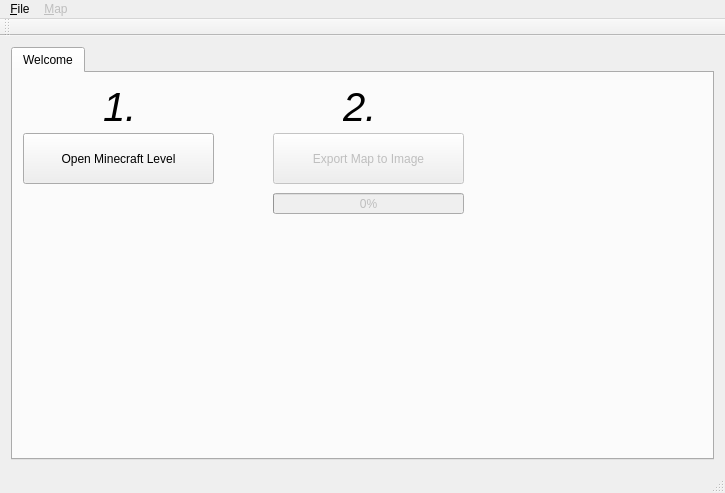
Before: the Qt Designer form mainwindow.ui in cschomburg/Manx, drawn with Qt 5.
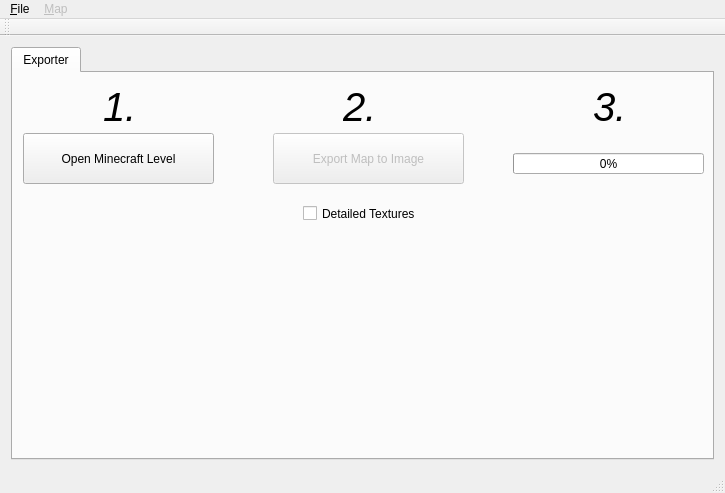
After: the same form once the commit is applied.

Commit message: InfDev chunk support and checkbox for details

The edit to the form file:
```diff
--- a/mainwindow.ui
+++ b/mainwindow.ui
@@ -22,7 +22,7 @@
       </property>
       <widget class="QWidget" name="tab">
        <attribute name="title">
-        <string>Welcome</string>
+        <string>Exporter</string>
        </attribute>
        <widget class="QLabel" name="label">
         <property name="geometry">
@@ -121,12 +121,12 @@
        </widget>
        <widget class="QProgressBar" name="progressExport">
         <property name="enabled">
-         <bool>false</bool>
+         <bool>true</bool>
         </property>
         <property name="geometry">
          <rect>
-          <x>260</x>
-          <y>120</y>
+          <x>500</x>
+          <y>80</y>
           <width>191</width>
           <height>21</height>
          </rect>
@@ -138,6 +138,49 @@
          <number>0</number>
         </property>
        </widget>
+       <widget class="QCheckBox" name="checkDetails">
+        <property name="geometry">
+         <rect>
+          <x>290</x>
+          <y>130</y>
+          <width>131</width>
+          <height>21</height>
+         </rect>
+        </property>
+        <property name="toolTip">
+         <string>&lt;!DOCTYPE HTML PUBLIC &quot;-//W3C//DTD HTML 4.0//EN&quot; &quot;http://www.w3.org/TR/REC-html40/strict.dtd&quot;&gt;
+&lt;html&gt;&lt;head&gt;&lt;meta name=&quot;qrichtext&quot; content=&quot;1&quot; /&gt;&lt;style type=&quot;text/css&quot;&gt;
+p, li { white-space: pre-wrap; }
+&lt;/style&gt;&lt;/head&gt;&lt;body style=&quot; font-family:'DejaVu Sans'; font-size:9pt; font-weight:400; font-style:normal;&quot;&gt;
+&lt;p style=&quot; margin-top:0px; margin-bottom:0px; margin-left:0px; margin-right:0px; -qt-block-indent:0; text-indent:0px;&quot;&gt;With this option, the map will be rendered with &lt;span style=&quot; font-weight:600;&quot;&gt;textures&lt;/span&gt; instead of pixels.&lt;/p&gt;
+&lt;p style=&quot;-qt-paragraph-type:empty; margin-top:0px; margin-bottom:0px; margin-left:0px; margin-right:0px; -qt-block-indent:0; text-indent:0px;&quot;&gt;&lt;/p&gt;
+&lt;p style=&quot; margin-top:0px; margin-bottom:0px; margin-left:0px; margin-right:0px; -qt-block-indent:0; text-indent:0px;&quot;&gt;The map will be &lt;span style=&quot; font-weight:600;&quot;&gt;16*16 times larger&lt;/span&gt; and much more &lt;span style=&quot; font-weight:600;&quot;&gt;slowly&lt;/span&gt; to render!&lt;/p&gt;&lt;/body&gt;&lt;/html&gt;</string>
+        </property>
+        <property name="text">
+         <string>Detailed Textures</string>
+        </property>
+       </widget>
+       <widget class="QLabel" name="label_3">
+        <property name="geometry">
+         <rect>
+          <x>580</x>
+          <y>10</y>
+          <width>38</width>
+          <height>48</height>
+         </rect>
+        </property>
+        <property name="font">
+         <font>
+          <pointsize>30</pointsize>
+          <weight>50</weight>
+          <italic>true</italic>
+          <bold>false</bold>
+         </font>
+        </property>
+        <property name="text">
+         <string>3.</string>
+        </property>
+       </widget>
       </widget>
      </widget>
     </item>
```
The commit also changes 11 other files.
